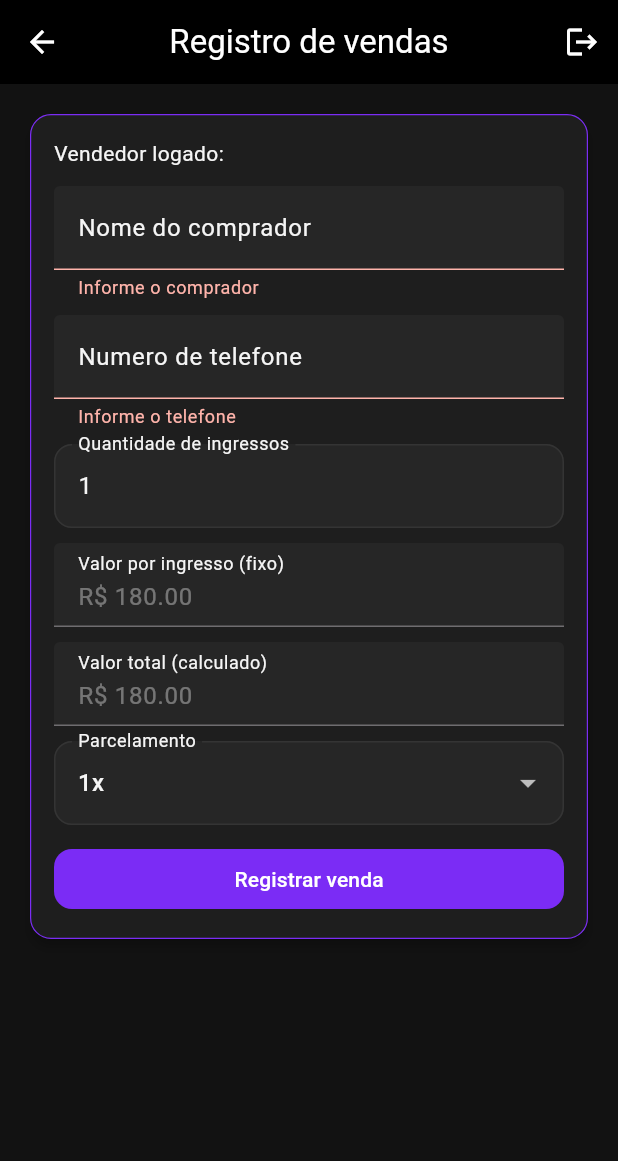
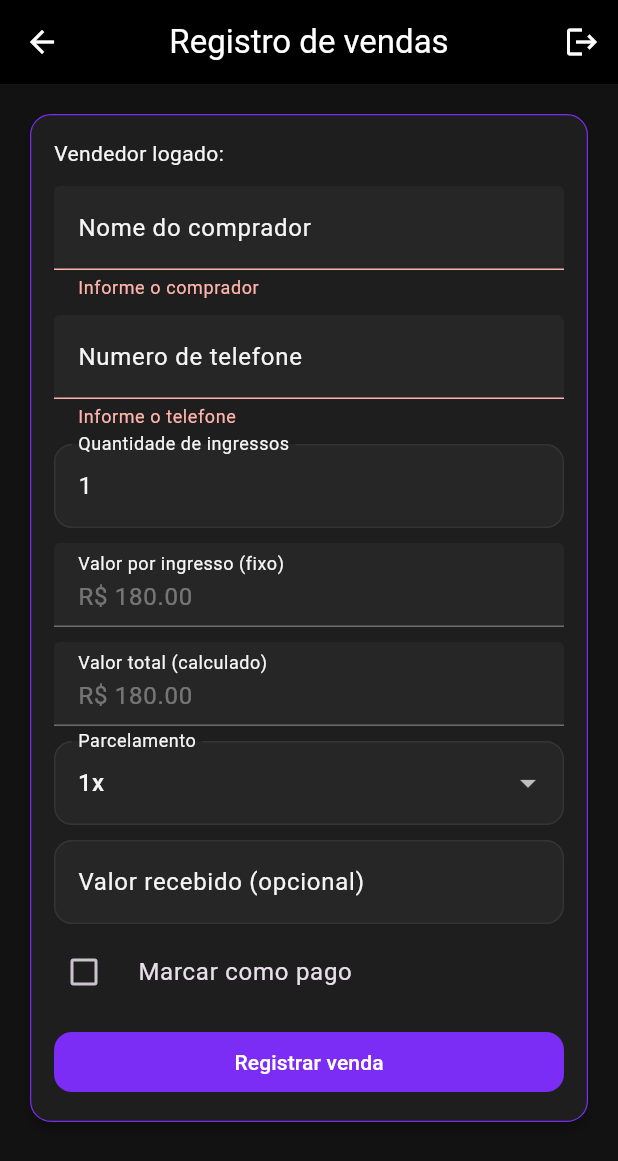
Before and after one commit to Iagoti/cangaia-de-jegue, a Flutter app: the HomeView screen opened directly with empty values, after a tap on "Registrar venda", on a phone screen of 412 x 824 dp. Shown: the top 1161 px of the screen. Run offline on Flutter 3.47's test engine with Material 3 defaults, Android fonts, the phone set to English and light mode, and no system bars; our stand-ins replace font_awesome_flutter, sqflite; accounts and stored records are empty.

Commit message:
Adicionando valor recebido e marcar como pago

```diff
--- a/lib/views/home_view.dart
+++ b/lib/views/home_view.dart
@@ -17,9 +17,11 @@ class _HomeViewState extends State<HomeView> {
   final _buyerController = TextEditingController();
   final _buyerPhoneController = TextEditingController();
   final _quantityController = TextEditingController(text: '1');
+  final _receivedAmountController = TextEditingController();
   final _controller = SalesController();
   int _installments = 1;
   bool _isSaving = false;
+  bool _markAsPaid = false;
 
   int get _currentQuantity => int.tryParse(_quantityController.text) ?? 0;
   double get _currentTotal => _currentQuantity * _ticketUnitPrice;
@@ -29,6 +31,7 @@ class _HomeViewState extends State<HomeView> {
     _buyerController.dispose();
     _buyerPhoneController.dispose();
     _quantityController.dispose();
+    _receivedAmountController.dispose();
     super.dispose();
   }
 
@@ -37,6 +40,9 @@ class _HomeViewState extends State<HomeView> {
 
     setState(() => _isSaving = true);
     try {
+      final receivedAmount =
+          double.tryParse(_receivedAmountController.text.trim().replaceAll(',', '.')) ?? 0;
+
       await _controller.registerSale(
         buyerName: _buyerController.text.trim(),
         buyerPhone: _buyerPhoneController.text.trim(),
@@ -44,12 +50,16 @@ class _HomeViewState extends State<HomeView> {
         totalAmount: _currentTotal,
         installments: _installments,
         sellerUsername: widget.loggedUser,
+        receivedAmount: receivedAmount,
+        markAsPaid: _markAsPaid,
       );
 
       _buyerController.clear();
       _buyerPhoneController.clear();
       _quantityController.text = '1';
+      _receivedAmountController.clear();
       _installments = 1;
+      _markAsPaid = false;
       setState(() {});
 
       if (!mounted) return;
@@ -148,7 +158,37 @@ class _HomeViewState extends State<HomeView> {
                         ],
                         onChanged: (value) => setState(() => _installments = value ?? 1),
                       ),
-                      const SizedBox(height: 12),
+                      const SizedBox(height: 10),
+                      TextFormField(
+                        controller: _receivedAmountController,
+                        enabled: !_markAsPaid,
+                        keyboardType: const TextInputType.numberWithOptions(decimal: true),
+                        decoration: const InputDecoration(
+                          labelText: 'Valor recebido (opcional)',
+                          prefixText: 'R\$ ',
+                        ),
+                        validator: (value) {
+                          if (value == null || value.trim().isEmpty) return null;
+                          final parsed = double.tryParse(value.trim().replaceAll(',', '.'));
+                          if (parsed == null || parsed < 0) return 'Valor invalido';
+                          if (parsed > _currentTotal) return 'Nao pode ultrapassar o valor total';
+                          return null;
+                        },
+                      ),
+                      const SizedBox(height: 4),
+                      CheckboxListTile(
+                        value: _markAsPaid,
+                        contentPadding: EdgeInsets.zero,
+                        title: const Text('Marcar como pago'),
+                        controlAffinity: ListTileControlAffinity.leading,
+                        onChanged: (value) {
+                          setState(() {
+                            _markAsPaid = value ?? false;
+                            if (_markAsPaid) _receivedAmountController.clear();
+                          });
+                        },
+                      ),
+                      const SizedBox(height: 8),
                       SizedBox(
                         width: double.infinity,
                         child: FilledButton(
--- a/lib/views/sale_detail_view.dart
+++ b/lib/views/sale_detail_view.dart
@@ -737,6 +737,7 @@ class _SaleDetailViewState extends State<SaleDetailView> {
                   label: const Text('Falar no WhatsApp'),
                 ),
               ),
+              const SizedBox(height: 42),
             ],
           ),
         ),
```
Also changed, not shown: lib/controllers/sales_controller.dart (+26 -5 lines).
